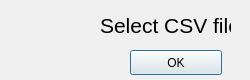
Old version of the form Qt_Designer/emptydataframe.ui in the repository bb305496/CSV_Weather_Dashboard.
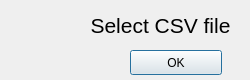
New version of the form. Icons and pictures are not drawn.

```diff
--- a/Qt_Designer/emptydataframe.ui
+++ b/Qt_Designer/emptydataframe.ui
@@ -48,9 +48,9 @@
   <widget class="QLabel" name="label">
    <property name="geometry">
     <rect>
-     <x>100</x>
+     <x>80</x>
      <y>5</y>
-     <width>131</width>
+     <width>161</width>
      <height>41</height>
     </rect>
    </property>
@@ -62,6 +62,9 @@
    <property name="text">
     <string>Select CSV file</string>
    </property>
+   <property name="alignment">
+    <set>Qt::AlignmentFlag::AlignCenter</set>
+   </property>
   </widget>
   <widget class="QLabel" name="label_2">
    <property name="geometry">
```
